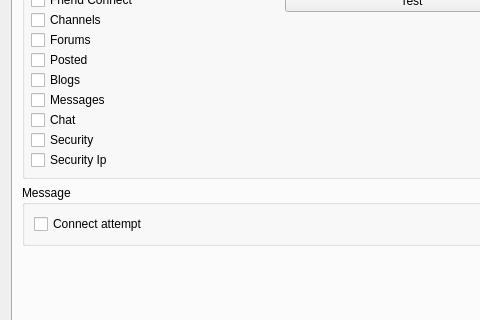
This is retroshare-gui/src/gui/settings/NotifyPage.ui in RetroShare/RetroShare as Qt 5 draws it before an edit; both pictures show x 0 to 480 and y 82 to 402 of the 569 by 512 pixel window. The edited form follows.
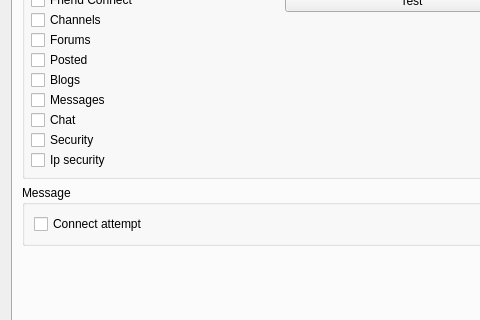
This is the edited form.

Commit message: change label "Security Ip" to "Ip security" in feed settings(patch from Henry)

Patch:
```diff
--- a/retroshare-gui/src/gui/settings/NotifyPage.ui
+++ b/retroshare-gui/src/gui/settings/NotifyPage.ui
@@ -94,7 +94,7 @@
             <item>
              <widget class="QCheckBox" name="notify_SecurityIp">
               <property name="text">
-               <string>Security Ip</string>
+               <string>Ip security</string>
               </property>
              </widget>
             </item>
```
